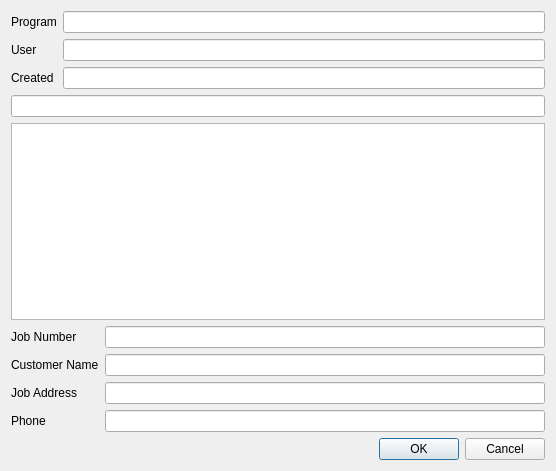
Above: SlitherCabinet/ui/NewJobDialog.ui from jameswaleedwilson/SlitherCabinet before the change. Below: the same form after it.
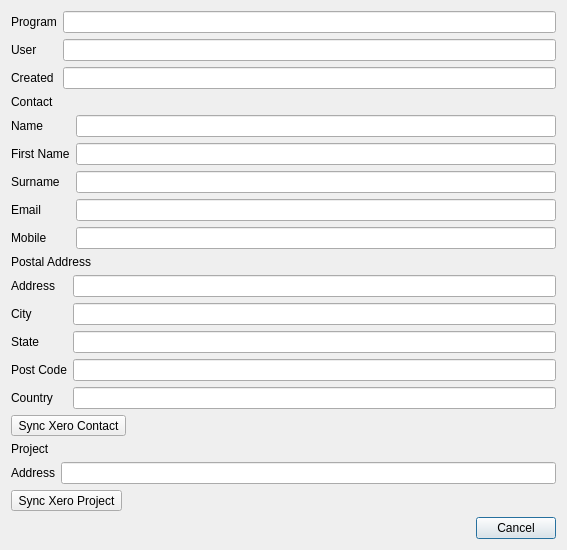
That is the form after the change.

The edit to the form file:
```diff
--- a/SlitherCabinet/ui/NewJobDialog.ui
+++ b/SlitherCabinet/ui/NewJobDialog.ui
@@ -6,8 +6,8 @@
    <rect>
     <x>0</x>
     <y>0</y>
-    <width>556</width>
-    <height>471</height>
+    <width>567</width>
+    <height>520</height>
    </rect>
   </property>
   <property name="windowTitle">
@@ -60,74 +60,214 @@
      </item>
     </layout>
    </item>
-   <item>
-    <widget class="QLineEdit" name="lineEdit_xero_search">
-     <property name="text">
-      <string/>
-     </property>
-     <property name="placeholderText">
-      <string extracomment="search xero contacts"/>
-     </property>
-    </widget>
-   </item>
-   <item>
-    <widget class="QTextEdit" name="textEdit_xero_contacts">
-     <property name="readOnly">
-      <bool>true</bool>
-     </property>
-    </widget>
-   </item>
    <item>
     <layout class="QFormLayout" name="formLayout">
      <item row="0" column="0">
       <widget class="QLabel" name="label_4">
        <property name="text">
-        <string>Job Number</string>
+        <string>Contact</string>
        </property>
       </widget>
      </item>
-     <item row="0" column="1">
-      <widget class="QLineEdit" name="lineEdit_3"/>
+     <item row="1" column="0">
+      <widget class="QLabel" name="label_contact_name">
+       <property name="text">
+        <string>Name</string>
+       </property>
+      </widget>
      </item>
+     <item row="1" column="1">
+      <widget class="QLineEdit" name="lineEdit_contact_name">
+       <property name="readOnly">
+        <bool>false</bool>
+       </property>
+      </widget>
+     </item>
+     <item row="2" column="0">
+      <widget class="QLabel" name="label_contact_first_name">
+       <property name="text">
+        <string>First Name</string>
+       </property>
+      </widget>
+     </item>
+     <item row="2" column="1">
+      <widget class="QLineEdit" name="lineEdit_contact_first_name">
+       <property name="readOnly">
+        <bool>false</bool>
+       </property>
+      </widget>
+     </item>
+     <item row="3" column="0">
+      <widget class="QLabel" name="label_contact_surname">
+       <property name="text">
+        <string>Surname</string>
+       </property>
+      </widget>
+     </item>
+     <item row="3" column="1">
+      <widget class="QLineEdit" name="lineEdit_contact_surname">
+       <property name="readOnly">
+        <bool>false</bool>
+       </property>
+      </widget>
+     </item>
+     <item row="4" column="0">
+      <widget class="QLabel" name="label_contact_email">
+       <property name="text">
+        <string>Email</string>
+       </property>
+      </widget>
+     </item>
+     <item row="4" column="1">
+      <widget class="QLineEdit" name="lineEdit_contact_email">
+       <property name="readOnly">
+        <bool>false</bool>
+       </property>
+      </widget>
+     </item>
+     <item row="5" column="0">
+      <widget class="QLabel" name="label_contact_mobile">
+       <property name="text">
+        <string>Mobile</string>
+       </property>
+      </widget>
+     </item>
+     <item row="5" column="1">
+      <widget class="QLineEdit" name="lineEdit_contact_mobile">
+       <property name="readOnly">
+        <bool>false</bool>
+       </property>
+      </widget>
+     </item>
+    </layout>
+   </item>
+   <item>
+    <layout class="QFormLayout" name="formLayout_4">
+     <item row="0" column="0" colspan="2">
+      <widget class="QLabel" name="label_contact_postal_address_5">
+       <property name="text">
+        <string>Postal Address</string>
+       </property>
+      </widget>
+     </item>
      <item row="1" column="0">
-      <widget class="QLabel" name="label_5">
+      <widget class="QLabel" name="label_contact_address">
        <property name="text">
-        <string>Customer Name</string>
+        <string>Address</string>
        </property>
       </widget>
      </item>
+     <item row="1" column="1">
+      <widget class="QLineEdit" name="lineEdit_contact_address">
+       <property name="readOnly">
+        <bool>false</bool>
+       </property>
+      </widget>
+     </item>
      <item row="2" column="0">
-      <widget class="QLabel" name="label_6">
+      <widget class="QLabel" name="label_contact_city">
        <property name="text">
-        <string>Job Address</string>
+        <string>City</string>
        </property>
       </widget>
      </item>
      <item row="2" column="1">
-      <widget class="QLineEdit" name="lineEdit_5"/>
+      <widget class="QLineEdit" name="lineEdit_contact_city">
+       <property name="readOnly">
+        <bool>false</bool>
+       </property>
+      </widget>
      </item>
      <item row="3" column="0">
-      <widget class="QLabel" name="label_7">
+      <widget class="QLabel" name="label_contact_state">
        <property name="text">
-        <string>Phone</string>
+        <string>State</string>
        </property>
       </widget>
      </item>
      <item row="3" column="1">
-      <widget class="QLineEdit" name="lineEdit_6"/>
+      <widget class="QLineEdit" name="lineEdit_contact_state">
+       <property name="readOnly">
+        <bool>false</bool>
+       </property>
+      </widget>
      </item>
+     <item row="4" column="0">
+      <widget class="QLabel" name="label_contact_post_code">
+       <property name="text">
+        <string>Post Code</string>
+       </property>
+      </widget>
+     </item>
+     <item row="4" column="1">
+      <widget class="QLineEdit" name="lineEdit_contact_post_code">
+       <property name="readOnly">
+        <bool>false</bool>
+       </property>
+      </widget>
+     </item>
+     <item row="5" column="0">
+      <widget class="QLabel" name="label_contact_country">
+       <property name="text">
+        <string>Country</string>
+       </property>
+      </widget>
+     </item>
+     <item row="5" column="1">
+      <widget class="QLineEdit" name="lineEdit_contact_country">
+       <property name="readOnly">
+        <bool>false</bool>
+       </property>
+      </widget>
+     </item>
+    </layout>
+   </item>
+   <item>
+    <widget class="QToolButton" name="toolButton_sync_xero_contact">
+     <property name="text">
+      <string>Sync Xero Contact</string>
+     </property>
+    </widget>
+   </item>
+   <item>
+    <layout class="QFormLayout" name="formLayout_3">
+     <item row="0" column="0">
+      <widget class="QLabel" name="label_project">
+       <property name="text">
+        <string>Project</string>
+       </property>
+      </widget>
+     </item>
+     <item row="1" column="0">
+      <widget class="QLabel" name="label_project_address">
+       <property name="text">
+        <string>Address</string>
+       </property>
+      </widget>
+     </item>
      <item row="1" column="1">
-      <widget class="QLineEdit" name="lineEdit_customer_name"/>
+      <widget class="QLineEdit" name="lineEdit_project_address">
+       <property name="readOnly">
+        <bool>false</bool>
+       </property>
+      </widget>
      </item>
     </layout>
    </item>
+   <item>
+    <widget class="QToolButton" name="toolButton_sync_xero_project">
+     <property name="text">
+      <string>Sync Xero Project</string>
+     </property>
+    </widget>
+   </item>
    <item>
     <widget class="QDialogButtonBox" name="buttonBox">
      <property name="orientation">
       <enum>Qt::Horizontal</enum>
      </property>
      <property name="standardButtons">
-      <set>QDialogButtonBox::Cancel|QDialogButtonBox::Ok</set>
+      <set>QDialogButtonBox::Cancel</set>
      </property>
     </widget>
    </item>
```
Left out of the diff: 15 changed lines with no effect on the pictures.
